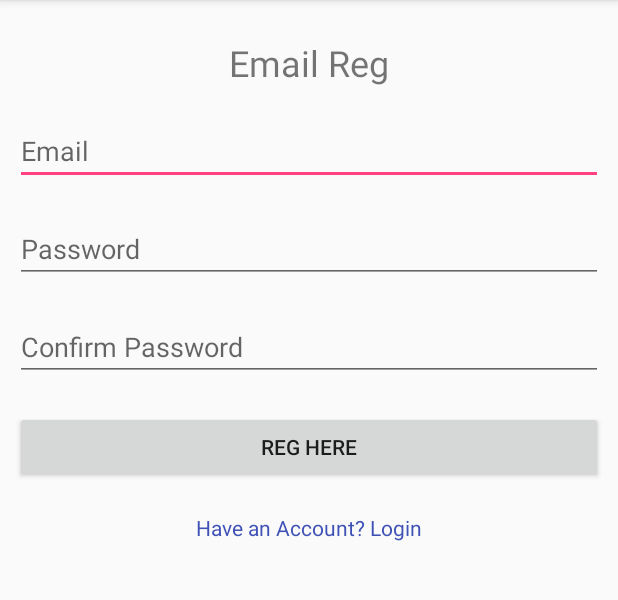
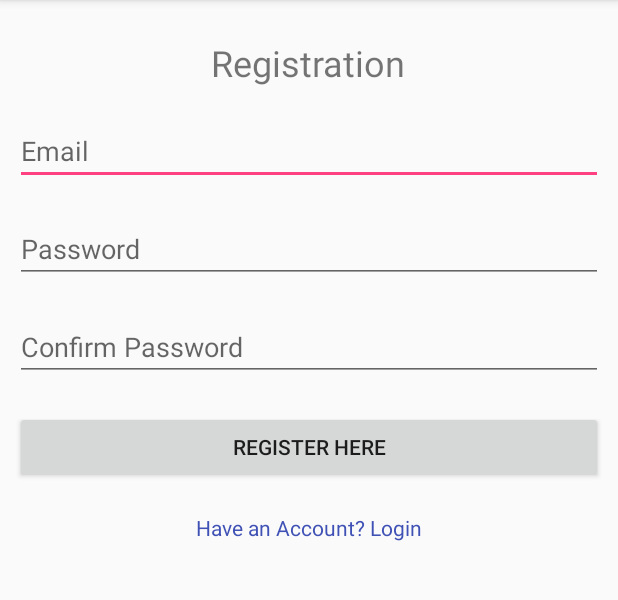
Before and after one commit to ehud-gordon/Trip-Recorder, an Android app: the RegisterActivity screen opened directly, with no data from a screen before it, on a phone screen of 412 x 824 dp, the part 84-684 px from its top. Run offline under Robolectric (Android 15) with nearby library versions, the phone set to English and light mode, and no system bars; our stand-ins replace Firebase (no records; nobody signed in at launch, a user with empty details on screens opened directly).

Commit message:
Improved Login, Register layouts

```diff
--- a/app/src/main/res/layout/activity_register.xml
+++ b/app/src/main/res/layout/activity_register.xml
@@ -18,7 +18,7 @@
             android:layout_height="wrap_content"
             android:layout_centerHorizontal="true"
             android:layout_marginTop="15dp"
-            android:text="Email Reg"
+            android:text="@string/register_title"
             android:textSize="24sp" />
 
         <EditText
@@ -29,7 +29,7 @@
             android:layout_marginTop="20dp"
             android:layout_below="@id/register_tv"
             android:ems="10"
-            android:hint="Email"
+            android:hint="@string/email_hint"
             android:inputType="textEmailAddress" />
 
         <EditText
@@ -40,7 +40,7 @@
             android:layout_centerHorizontal="true"
             android:layout_marginTop="20dp"
             android:ems="10"
-            android:hint="Password"
+            android:hint="@string/password_hint"
             android:inputType="textPassword" />
 
         <EditText
@@ -51,7 +51,7 @@
             android:layout_below="@+id/register_pass_et"
             android:layout_marginTop="20dp"
             android:ems="10"
-            android:hint="Confirm Password"
+            android:hint="@string/confirm_password_hint"
             android:inputType="textPassword" />
 
         <Button
@@ -61,7 +61,7 @@
             android:layout_below="@id/register_confirm_pass_et"
             android:layout_centerHorizontal="true"
             android:layout_marginTop="20dp"
-            android:text="Reg Here" />
+            android:text="@string/register_button" />
 
         <TextView
             android:id="@+id/back_to_login_button"
@@ -71,7 +71,7 @@
             android:layout_below="@id/register_button"
             android:layout_marginTop="20dp"
             android:layout_marginBottom="20dp"
-            android:text="Have an Account? Login"
+            android:text="@string/register_login_link"
             android:textColor="@color/colorPrimary" />
 
         <ProgressBar
--- a/app/src/main/res/values/strings.xml
+++ b/app/src/main/res/values/strings.xml
@@ -14,4 +14,13 @@
     <string name="tag_camera">camera</string>
     <string name="tag_note">note</string>
     <string name="info_window_description">info window description</string>
+    <string name="register_title">Registration</string>
+    <string name="password_hint">Password</string>
+    <string name="email_hint">Email</string>
+    <string name="confirm_password_hint">Confirm Password</string>
+    <string name="register_button">Register Here</string>
+    <string name="register_login_link">Have an Account? Login</string>
+    <string name="login_title">Login</string>
+    <string name="login_button">Login</string>
+    <string name="register">Register</string>
 </resources>
```
Also changed, not shown: app/src/main/res/layout/activity_login.xml (+5 -5 lines).
